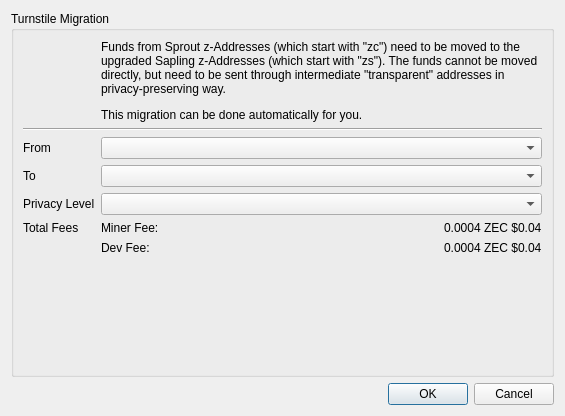
Old version of the form src/turnstile.ui in the repository z-bitcoinz/BitcoinZ_Blue.
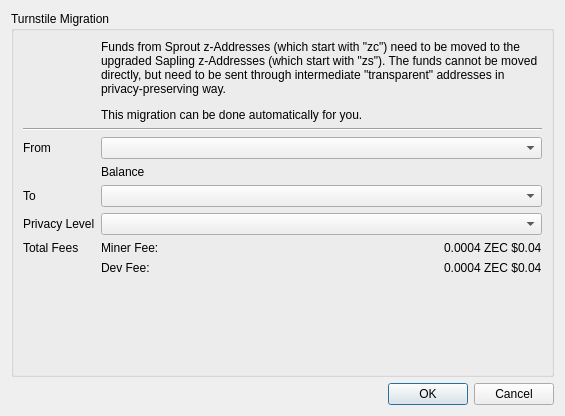
New version of the form.

The edit to the form file:
```diff
--- a/src/turnstile.ui
+++ b/src/turnstile.ui
@@ -32,7 +32,7 @@
           </property>
          </widget>
         </item>
-        <item row="5" column="0" rowspan="2">
+        <item row="6" column="0" rowspan="2">
          <widget class="QLabel" name="label_3">
           <property name="text">
            <string>Total Fees</string>
@@ -42,14 +42,14 @@
           </property>
          </widget>
         </item>
-        <item row="4" column="0">
+        <item row="5" column="0">
          <widget class="QLabel" name="label_2">
           <property name="text">
            <string>Privacy Level</string>
           </property>
          </widget>
         </item>
-        <item row="5" column="1">
+        <item row="6" column="1">
          <widget class="QLabel" name="label_4">
           <property name="sizePolicy">
            <sizepolicy hsizetype="Expanding" vsizetype="Preferred">
@@ -75,7 +75,7 @@
           </property>
          </widget>
         </item>
-        <item row="6" column="1">
+        <item row="7" column="1">
          <widget class="QLabel" name="label_5">
           <property name="sizePolicy">
            <sizepolicy hsizetype="Expanding" vsizetype="Preferred">
@@ -88,7 +88,7 @@
           </property>
          </widget>
         </item>
-        <item row="7" column="0" colspan="2">
+        <item row="8" column="0" colspan="2">
          <spacer name="verticalSpacer">
           <property name="orientation">
            <enum>Qt::Vertical</enum>
@@ -101,14 +101,14 @@
           </property>
          </spacer>
         </item>
-        <item row="5" column="2">
-         <widget class="QLabel" name="label_6">
-          <property name="text">
-           <string>0.0004 ZEC $0.04</string>
-          </property>
-         </widget>
-        </item>
         <item row="6" column="2">
+         <widget class="QLabel" name="label_6">
+          <property name="text">
+           <string>0.0004 ZEC $0.04</string>
+          </property>
+         </widget>
+        </item>
+        <item row="7" column="2">
          <widget class="QLabel" name="label_7">
           <property name="text">
            <string>0.0004 ZEC $0.04</string>
@@ -131,7 +131,7 @@
           </property>
          </widget>
         </item>
-        <item row="4" column="1" colspan="2">
+        <item row="5" column="1" colspan="2">
          <widget class="QComboBox" name="privLevel">
           <property name="sizePolicy">
            <sizepolicy hsizetype="Expanding" vsizetype="Fixed">
@@ -151,7 +151,7 @@
           </property>
          </widget>
         </item>
-        <item row="3" column="0">
+        <item row="4" column="0">
          <widget class="QLabel" name="label_9">
           <property name="sizePolicy">
            <sizepolicy hsizetype="Minimum" vsizetype="Preferred">
@@ -164,7 +164,7 @@
           </property>
          </widget>
         </item>
-        <item row="3" column="1" colspan="2">
+        <item row="4" column="1" colspan="2">
          <widget class="QComboBox" name="migrateTo"/>
         </item>
         <item row="1" column="0" colspan="3">
@@ -174,6 +174,13 @@
           </property>
          </widget>
         </item>
+        <item row="3" column="1">
+         <widget class="QLabel" name="fromBalance">
+          <property name="text">
+           <string>Balance</string>
+          </property>
+         </widget>
+        </item>
        </layout>
       </item>
      </layout>
```
